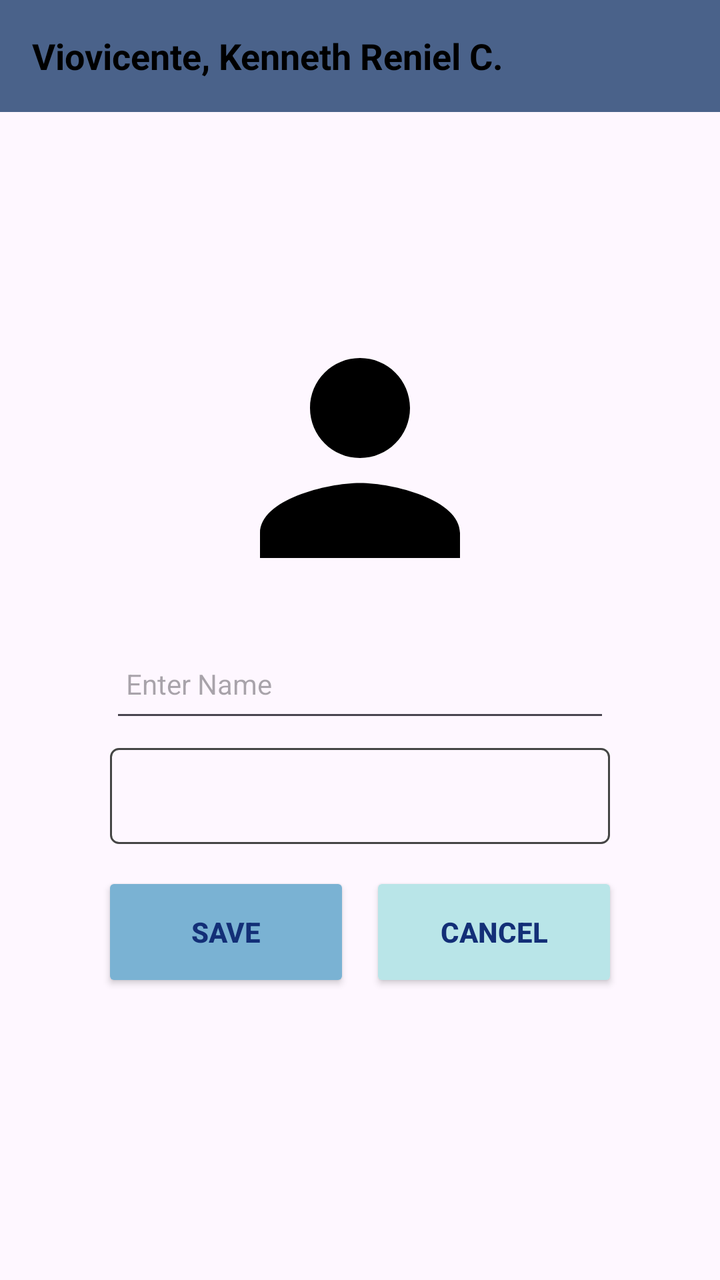
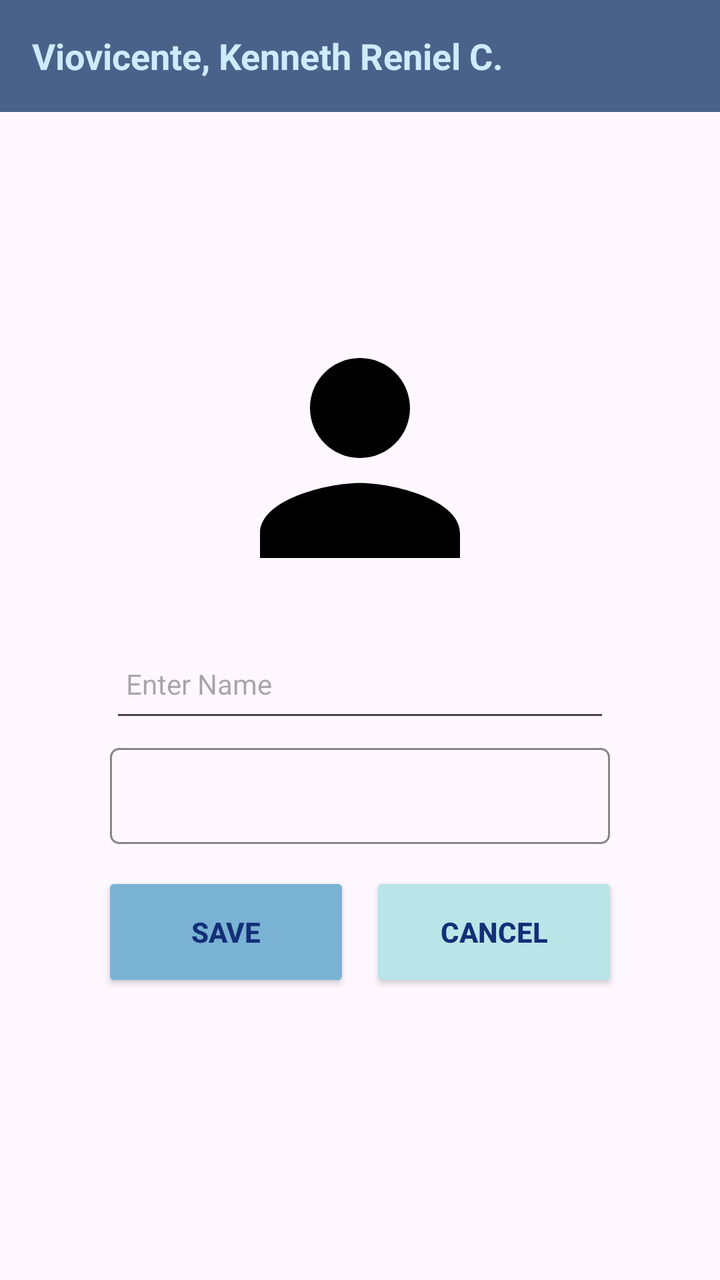

Two renders of the same Android screen: before a commit and after it. Below are the layout's source before the change and the commit's diff.
<!-- AndroidManifest.xml: application theme Theme.StudentDatabase -->
<!-- res/layout/activity_main2.xml -->
<?xml version="1.0" encoding="utf-8"?>
<androidx.constraintlayout.widget.ConstraintLayout xmlns:android="http://schemas.android.com/apk/res/android"
    xmlns:app="http://schemas.android.com/apk/res-auto"
    xmlns:tools="http://schemas.android.com/tools"
    android:id="@+id/main"
    android:layout_width="match_parent"
    android:layout_height="match_parent"
    tools:context=".MainActivity2">

    <Toolbar
        android:layout_width="match_parent"
        android:layout_height="wrap_content"
        android:background="@color/primary"
        app:layout_constraintTop_toTopOf="parent">

        <TextView
            android:layout_width="wrap_content"
            android:layout_height="wrap_content"
            android:layout_gravity="start"
            android:text="Viovicente, Kenneth Reniel C."
            android:textColor="@color/black"
            android:textSize="18sp"
            android:textStyle="bold" />

    </Toolbar>

    <LinearLayout
        android:layout_width="wrap_content"
        android:layout_height="wrap_content"
        android:gravity="center"
        android:orientation="vertical"
        app:layout_constraintStart_toStartOf="parent"
        app:layout_constraintEnd_toEndOf="parent"
        app:layout_constraintTop_toTopOf="parent"
        app:layout_constraintBottom_toBottomOf="parent">

        <ImageView
            android:id="@+id/imgPicker"
            android:src="@drawable/baseline_person_24"
            android:scaleType="centerCrop"
            android:layout_width="150dp"
            android:layout_height="150dp"
            android:layout_margin="10dp"
            android:foreground="@drawable/bg_outline"/>

        <EditText
            android:id="@+id/editName"
            android:hint="Enter Name"
            android:textColor="@color/black"
            android:textSize="14sp"
            android:foreground="@drawable/bg_outline"
            android:padding="8dp"
            android:layout_width="250dp"
            android:layout_height="48dp"
            android:layout_margin="4dp"/>

        <Spinner
            android:id="@+id/spnrCourse"
            android:spinnerMode="dropdown"
            android:layout_width="250dp"
            android:layout_height="48dp"
            android:layout_margin="4dp"
            android:background="@drawable/bg_outline"/>

        <LinearLayout
            android:layout_width="match_parent"
            android:layout_height="wrap_content"
            android:orientation="horizontal"
            android:gravity="center"
            android:layout_marginTop="10dp">

            <Button
                android:id="@+id/btnSave"
                android:text="SAVE"
                android:textStyle="bold"
                android:textColor="@color/onSecondary"
                android:layout_width="0dp"
                android:layout_height="60dp"
                android:layout_weight="1"
                android:backgroundTint="@color/secondary"/>

            <Space
                android:layout_width="10dp"
                android:layout_height="match_parent"/>

            <Button
                android:id="@+id/btnCancel"
                android:text="CANCEL"
                android:textColor="@color/onSecondary"
                android:textStyle="bold"
                android:layout_width="0dp"
                android:layout_height="60dp"
                android:layout_weight="1"
                android:backgroundTint="@color/tertiary"/>

        </LinearLayout>

    </LinearLayout>

</androidx.constraintlayout.widget.ConstraintLayout>
<!-- resources referenced by this layout -->
<resources>
  <color name="black">#FF000000</color>
  <color name="onSecondary">#132F77</color>
  <color name="primary">#4A628A</color>
  <color name="secondary">#7AB2D3</color>
  <color name="tertiary">#B9E5E8</color>
  <!-- drawable baseline_person_24 (drawable) -->
  <vector xmlns:android="http://schemas.android.com/apk/res/android" android:height="24dp" android:tint="#000000" android:viewportHeight="24" android:viewportWidth="24" android:width="24dp">
        
      <path android:fillColor="@android:color/white" android:pathData="M12,12c2.21,0 4,-1.79 4,-4s-1.79,-4 -4,-4 -4,1.79 -4,4 1.79,4 4,4zM12,14c-2.67,0 -8,1.34 -8,4v2h16v-2c0,-2.66 -5.33,-4 -8,-4z"/>
      
  </vector>
  <!-- drawable bg_outline (drawable) -->
  <?xml version="1.0" encoding="utf-8"?>
  <shape xmlns:android="http://schemas.android.com/apk/res/android" android:shape="rectangle">
      <corners android:radius="4dp" />
      <stroke android:width="1dp" android:color="#454545"/>
  </shape>
  <style name="Theme.StudentDatabase" parent="Base.Theme.StudentDatabase" />
  <style name="Base.Theme.StudentDatabase" parent="Theme.Material3.DayNight.NoActionBar">
          
          
      </style>
</resources>

<!-- the commit's change to res/layout/activity_main2.xml (unified diff, before → after) -->
@@ -18,7 +18,7 @@
             android:layout_height="wrap_content"
             android:layout_gravity="start"
             android:text="Viovicente, Kenneth Reniel C."
-            android:textColor="@color/black"
+            android:textColor="@color/onPrimary"
             android:textSize="18sp"
             android:textStyle="bold" />
 
<!-- resource entries referenced after the edit -->
@@ -1,6 +1,7 @@
 <!-- resources referenced by this layout -->
 <resources>
   <color name="black">#FF000000</color>
+  <color name="onPrimary">#CCEBFF</color>
   <color name="onSecondary">#132F77</color>
   <color name="primary">#4A628A</color>
   <color name="secondary">#7AB2D3</color>
@@ -15,7 +16,7 @@
   <?xml version="1.0" encoding="utf-8"?>
   <shape xmlns:android="http://schemas.android.com/apk/res/android" android:shape="rectangle">
       <corners android:radius="4dp" />
-      <stroke android:width="1dp" android:color="#454545"/>
+      <stroke android:width="1dp" android:color="#88222222"/>
   </shape>
   <style name="Theme.StudentDatabase" parent="Base.Theme.StudentDatabase" />
   <style name="Base.Theme.StudentDatabase" parent="Theme.Material3.DayNight.NoActionBar">
